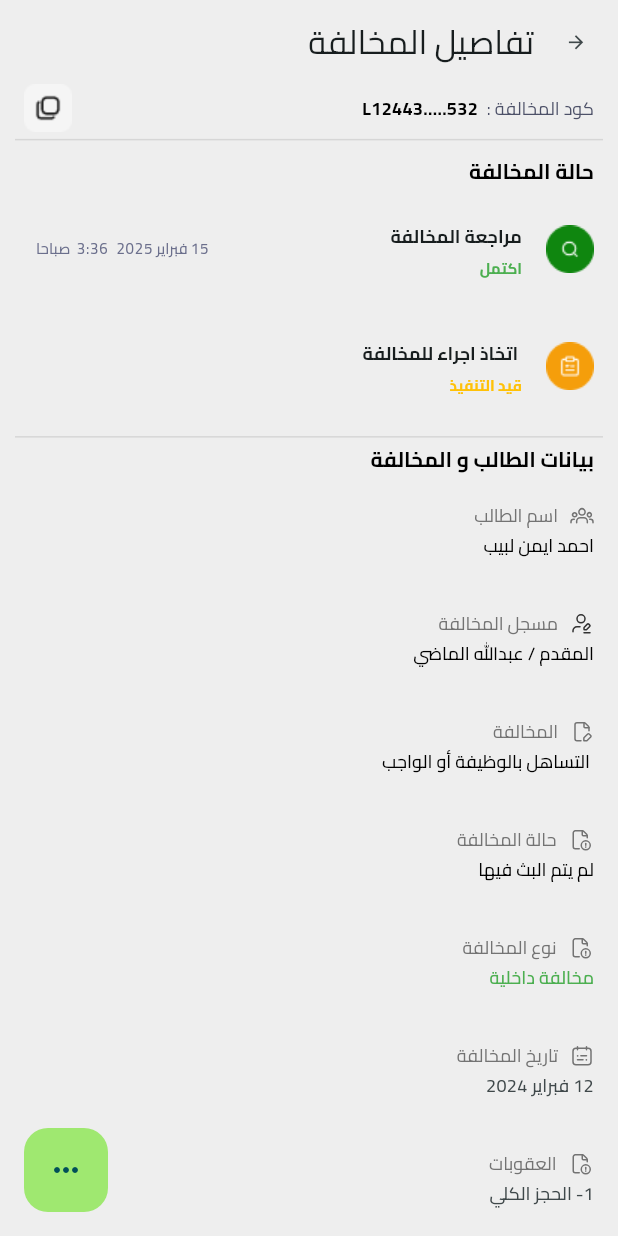
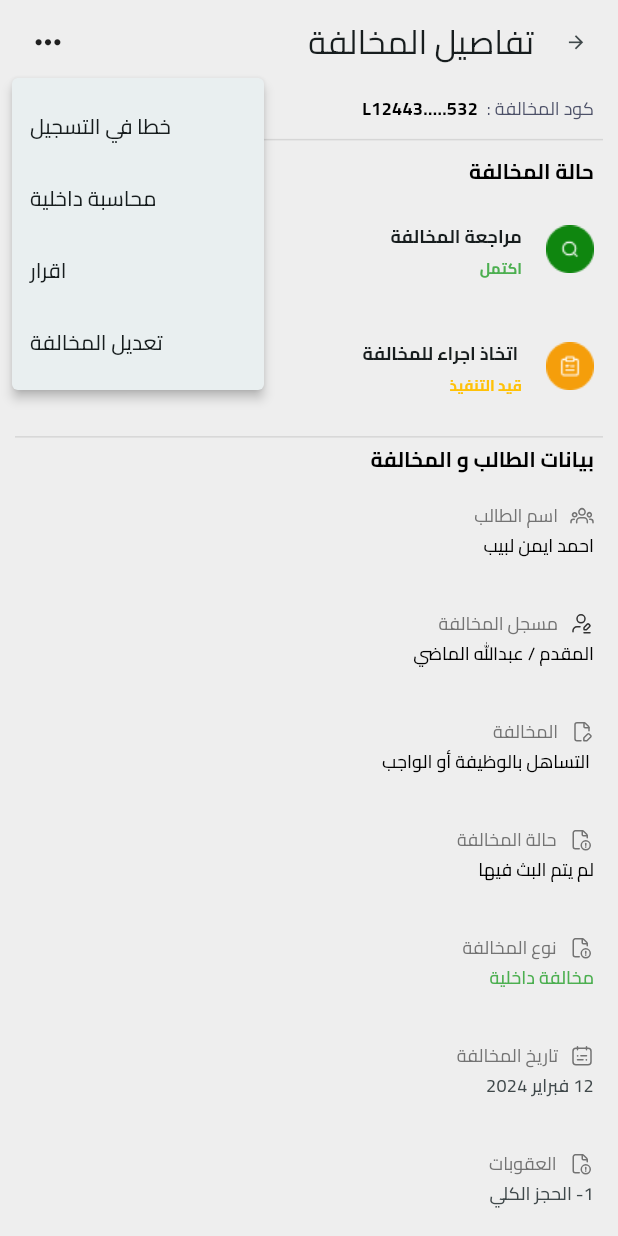
Before and after one commit to mohamedhanyyy/SRS, a Flutter app: the ViolationDetailsScreen screen opened directly, after a tap on the "keyboard control" icon, on a phone screen of 412 x 824 dp. Run offline on Flutter 3.47's test engine with Material 3 defaults, Android fonts, the phone set to English and light mode, and no system bars; our stand-ins replace awesome_dialog, dio, firebase_core, firebase_messaging, flutter_bloc, flutter_local_notifications and 4 more; accounts and stored records are empty.

Commit message:
first commit

```diff
--- a/lib/modules/violation/presentation/screens/violation_details_screen.dart
+++ b/lib/modules/violation/presentation/screens/violation_details_screen.dart
@@ -12,6 +12,7 @@ class ViolationDetailsScreen extends StatefulWidget {
 }
 
 class _ViolationDetailsScreenState extends State<ViolationDetailsScreen> {
+
   @override
   Widget build(BuildContext context) {
     return Directionality(
@@ -19,15 +20,41 @@ class _ViolationDetailsScreenState extends State<ViolationDetailsScreen> {
       child: Scaffold(
         appBar: AppBar(
           title: const Text('تفاصيل المخالفة'),
+          actions: [
+            Padding(
+              padding: const EdgeInsets.only(left: 8.0),
+              child: PopupMenuButton<String>(
+                icon: const Icon(Icons.more_horiz, size: 25),
+                position: PopupMenuPosition.under,
+                 padding: EdgeInsets.zero,
+                itemBuilder: (BuildContext context) => [
+                  const PopupMenuItem(
+                    value: '0',
+                    child: Text('خطا في التسجيل'),
+                  ),
+                  const PopupMenuItem(
+                    value: '1',
+                    child: Text('محاسبة داخلية'),
+                  ),
+                  const PopupMenuItem(
+                    value: '3',
+                    child: Text('اقرار'),
+                  ),
+                  const PopupMenuItem(
+                    value: '4',
+                    child: Text('تعديل المخالفة'),
+                  ),
+                ],
+              ),
+            )
+          ],
         ),
         body: SingleChildScrollView(
-
           child: Column(
             crossAxisAlignment: CrossAxisAlignment.start,
             children: [
               Padding(
                 padding: const EdgeInsets.symmetric(horizontal: 16),
-
                 child: Row(
                   children: [
                     const Text(
@@ -56,7 +83,7 @@ class _ViolationDetailsScreenState extends State<ViolationDetailsScreen> {
               ),
               const CustomDivider(),
               const Padding(
-                padding: EdgeInsets.symmetric(vertical: 6,horizontal: 16),
+                padding: EdgeInsets.symmetric(vertical: 6, horizontal: 16),
                 child: Text(
                   'حالة المخالفة',
                   style: TextStyle(fontWeight: FontWeight.w600, fontSize: 14),
@@ -103,7 +130,6 @@ class _ViolationDetailsScreenState extends State<ViolationDetailsScreen> {
               const CustomDivider(),
               const Padding(
                 padding: EdgeInsets.symmetric(horizontal: 16),
-
                 child: Text(
                   'بيانات الطالب و المخالفة',
                   style: TextStyle(
@@ -115,8 +141,7 @@ class _ViolationDetailsScreenState extends State<ViolationDetailsScreen> {
               ListTile(
                 title: Row(
                   children: [
-                    SvgPicture.asset(
-                        'assets/icons/group.svg'),
+                    SvgPicture.asset('assets/icons/group.svg'),
                     const SizedBox(width: 8),
                     const Text(
                       'اسم الطالب',
@@ -138,8 +163,7 @@ class _ViolationDetailsScreenState extends State<ViolationDetailsScreen> {
               ListTile(
                 title: Row(
                   children: [
-                    SvgPicture.asset(
-                        'assets/icons/person2.svg'),
+                    SvgPicture.asset('assets/icons/person2.svg'),
                     const SizedBox(width: 8),
                     const Text(
                       'مسجل المخالفة',
@@ -161,8 +185,7 @@ class _ViolationDetailsScreenState extends State<ViolationDetailsScreen> {
               ListTile(
                 title: Row(
                   children: [
-                    SvgPicture.asset(
-                        'assets/icons/doc.svg'),
+                    SvgPicture.asset('assets/icons/doc.svg'),
                     const SizedBox(width: 8),
                     const Text(
                       'المخالفة',
@@ -184,8 +207,7 @@ class _ViolationDetailsScreenState extends State<ViolationDetailsScreen> {
               ListTile(
                 title: Row(
                   children: [
-                    SvgPicture.asset(
-                        'assets/icons/doc2.svg'),
+                    SvgPicture.asset('assets/icons/doc2.svg'),
                     const SizedBox(width: 8),
                     const Text(
                       'حالة المخالفة',
@@ -207,8 +229,7 @@ class _ViolationDetailsScreenState extends State<ViolationDetailsScreen> {
               ListTile(
                 title: Row(
                   children: [
-                    SvgPicture.asset(
-                        'assets/icons/doc2.svg'),
+                    SvgPicture.asset('assets/icons/doc2.svg'),
                     const SizedBox(width: 8),
                     const Text(
                       'نوع المخالفة',
@@ -228,12 +249,10 @@ class _ViolationDetailsScreenState extends State<ViolationDetailsScreen> {
                   ),
                 ),
               ),
-
               ListTile(
                 title: Row(
                   children: [
-                    SvgPicture.asset(
-                        'assets/icons/date.svg'),
+                    SvgPicture.asset('assets/icons/date.svg'),
                     const SizedBox(width: 8),
                     const Text(
                       'تاريخ المخالفة',
@@ -255,8 +274,7 @@ class _ViolationDetailsScreenState extends State<ViolationDetailsScreen> {
               ListTile(
                 title: Row(
                   children: [
-                    SvgPicture.asset(
-                        'assets/icons/doc2.svg'),
+                    SvgPicture.asset('assets/icons/doc2.svg'),
                     const SizedBox(width: 8),
                     const Text(
                       'العقوبات',
@@ -278,8 +296,7 @@ class _ViolationDetailsScreenState extends State<ViolationDetailsScreen> {
               ListTile(
                 title: Row(
                   children: [
-                    SvgPicture.asset(
-                        'assets/icons/doc.svg'),
+                    SvgPicture.asset('assets/icons/doc.svg'),
                     const SizedBox(width: 8),
                     const Text(
                       'ملاحظات',
@@ -301,13 +318,6 @@ class _ViolationDetailsScreenState extends State<ViolationDetailsScreen> {
             ],
           ),
         ),
-        floatingActionButton: FloatingActionButton(onPressed: (){
-
-        },
-        backgroundColor: const Color(0xff9FE870),
-          elevation: 0,
-          child: const Icon(Icons.more_horiz),
-        ),
       ),
     );
   }
--- a/lib/shared/widgets/custom_text_field.dart
+++ b/lib/shared/widgets/custom_text_field.dart
@@ -59,7 +59,6 @@ class CustomTextField extends StatelessWidget {
       textInputAction: textInputAction,
       decoration: InputDecoration(
         counterText: '',
-
         hintText: hintText,
         contentPadding: EdgeInsets.zero,
         hintStyle: lightGrey15W400.copyWith(
```
Also changed, not shown: 4 other files. Lines whose indentation alone changed are shown as unchanged.
